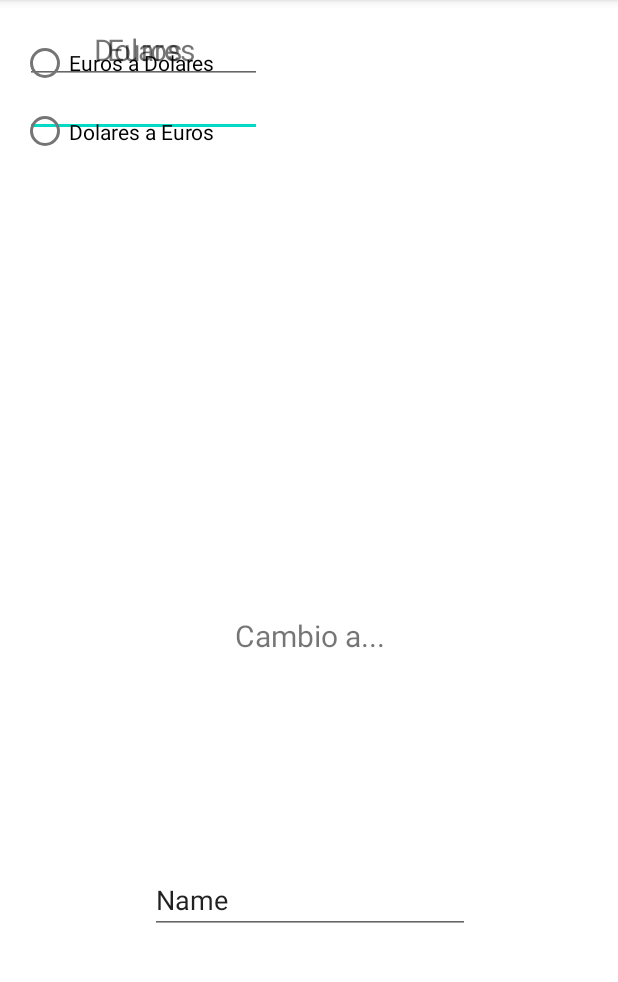
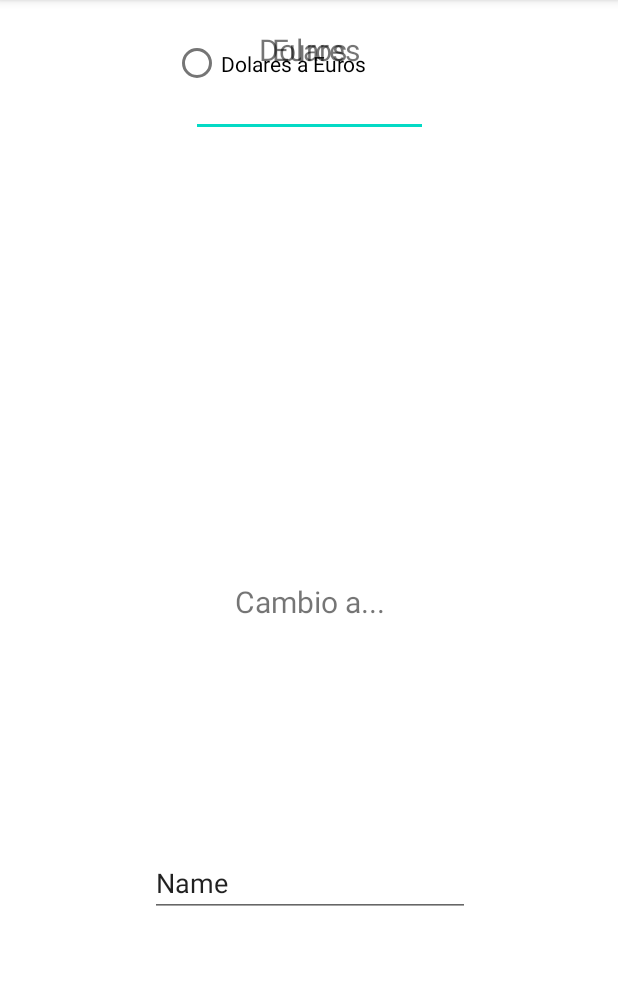
Before and after one commit to kaiserkey/AndroidJava, an Android app: the screen it shows after launch (MainActivity), on a phone screen of 412 x 824 dp, the part 84-1066 px from its top. Run offline under Robolectric (Android 15) with nearby library versions, the phone set to English and light mode, and no system bars.

Commit message:
new changes

```diff
--- a/ConversorMoneda/app/src/main/res/layout/activity_main.xml
+++ b/ConversorMoneda/app/src/main/res/layout/activity_main.xml
@@ -22,10 +22,10 @@
             android:textAlignment="center"
             android:textSize="20sp"
             app:layout_constraintEnd_toEndOf="parent"
-            app:layout_constraintHorizontal_bias="0.069"
+            app:layout_constraintHorizontal_bias="0.498"
             app:layout_constraintStart_toStartOf="parent"
-            tools:layout_editor_absoluteY="96dp"
-            tools:ignore="MissingConstraints" />
+            tools:ignore="MissingConstraints"
+            tools:layout_editor_absoluteY="96dp" />
 
         <TextView
             android:id="@+id/texto2"
@@ -35,10 +35,10 @@
             android:textAlignment="center"
             android:textSize="20sp"
             app:layout_constraintEnd_toEndOf="parent"
-            app:layout_constraintHorizontal_bias="0.069"
+            app:layout_constraintHorizontal_bias="0.498"
             app:layout_constraintStart_toStartOf="parent"
-            tools:layout_editor_absoluteY="168dp"
-            tools:ignore="MissingConstraints" />
+            tools:ignore="MissingConstraints"
+            tools:layout_editor_absoluteY="168dp" />
 
         <EditText
             android:id="@+id/inputEuros"
@@ -47,7 +47,7 @@
             android:ems="10"
             android:inputType="textPersonName"
             app:layout_constraintEnd_toEndOf="parent"
-            app:layout_constraintHorizontal_bias="0.066"
+            app:layout_constraintHorizontal_bias="0.498"
             app:layout_constraintStart_toStartOf="parent"
             app:layout_constraintTop_toBottomOf="@+id/texto2" />
 
@@ -59,19 +59,20 @@
             android:inputType="textPersonName"
             app:layout_constraintBottom_toTopOf="@+id/texto2"
             app:layout_constraintEnd_toEndOf="parent"
-            app:layout_constraintHorizontal_bias="0.066"
+            app:layout_constraintHorizontal_bias="0.498"
             app:layout_constraintStart_toStartOf="parent"
-            app:layout_constraintTop_toBottomOf="@+id/texto1" />
+            app:layout_constraintTop_toBottomOf="@+id/texto1"
+            app:layout_constraintVertical_bias="1.0" />
 
         <RadioButton
             android:id="@+id/radioED"
             android:layout_width="180dp"
             android:layout_height="45dp"
             android:text="Euros a Dolares"
+            app:layout_constraintBottom_toTopOf="@+id/radioDE"
             app:layout_constraintEnd_toEndOf="parent"
-            app:layout_constraintHorizontal_bias="0.06"
+            app:layout_constraintHorizontal_bias="0.489"
             app:layout_constraintStart_toStartOf="parent"
-            tools:layout_editor_absoluteY="261dp"
             tools:ignore="MissingConstraints" />
 
         <RadioButton
@@ -80,9 +81,9 @@
             android:layout_height="46dp"
             android:text="Dolares a Euros"
             app:layout_constraintEnd_toEndOf="parent"
-            app:layout_constraintHorizontal_bias="0.06"
+            app:layout_constraintHorizontal_bias="0.493"
             app:layout_constraintStart_toStartOf="parent"
-            app:layout_constraintTop_toBottomOf="@+id/radioED" />
+            tools:layout_editor_absoluteY="463dp" />
 
         <TextView
             android:id="@+id/texto3"
```
